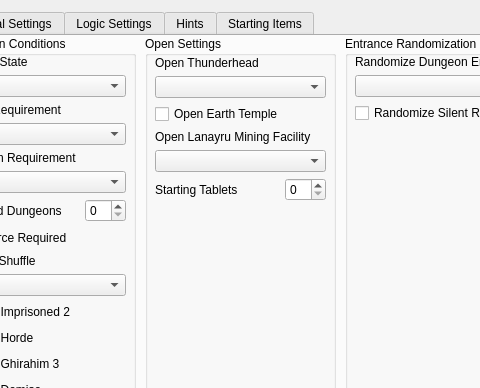
Above: gui/randogui.ui from ssrando/ssrando before the change; both pictures show x 277 to 757 and y 0 to 388 of the 1051 by 738 pixel window. Below: the same form after it.
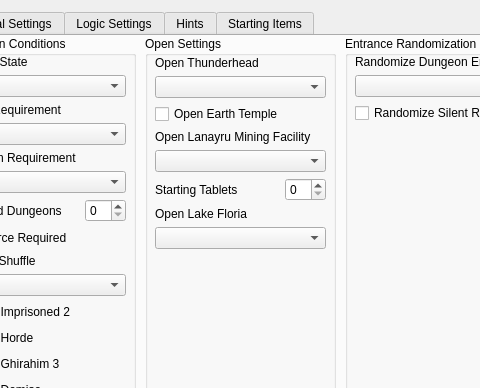
That is the form after the change. The open tabs and pages were chosen to show the change.

Commit message: Open Lake Floria (#311)

Diff of the .ui file:
```diff
--- a/gui/randogui.ui
+++ b/gui/randogui.ui
@@ -859,6 +859,16 @@
           </item>
          </layout>
         </item>
+        <item>
+         <widget class="QLabel" name="label_for_option_open_lake_floria">
+          <property name="text">
+           <string>Open Lake Floria</string>
+          </property>
+         </widget>
+        </item>
+        <item>
+         <widget class="QComboBox" name="option_open_lake_floria"/>
+        </item>
         <item>
          <spacer name="vspace_open">
           <property name="orientation">
```
Left out of the diff: 2 changed lines with no effect on the pictures. The commit also changes 11 other files.
